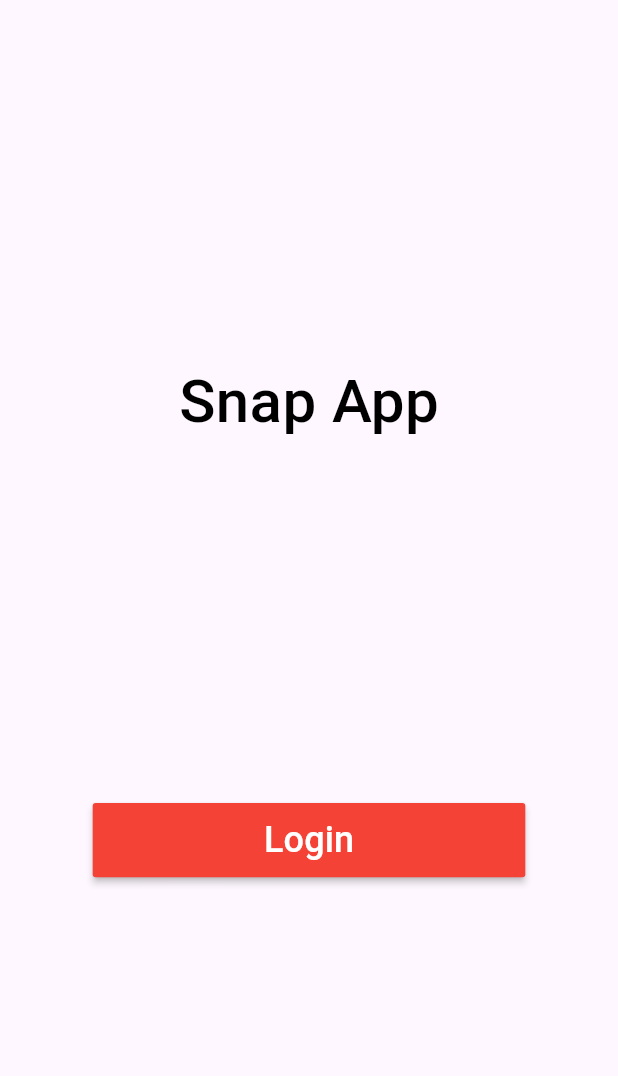
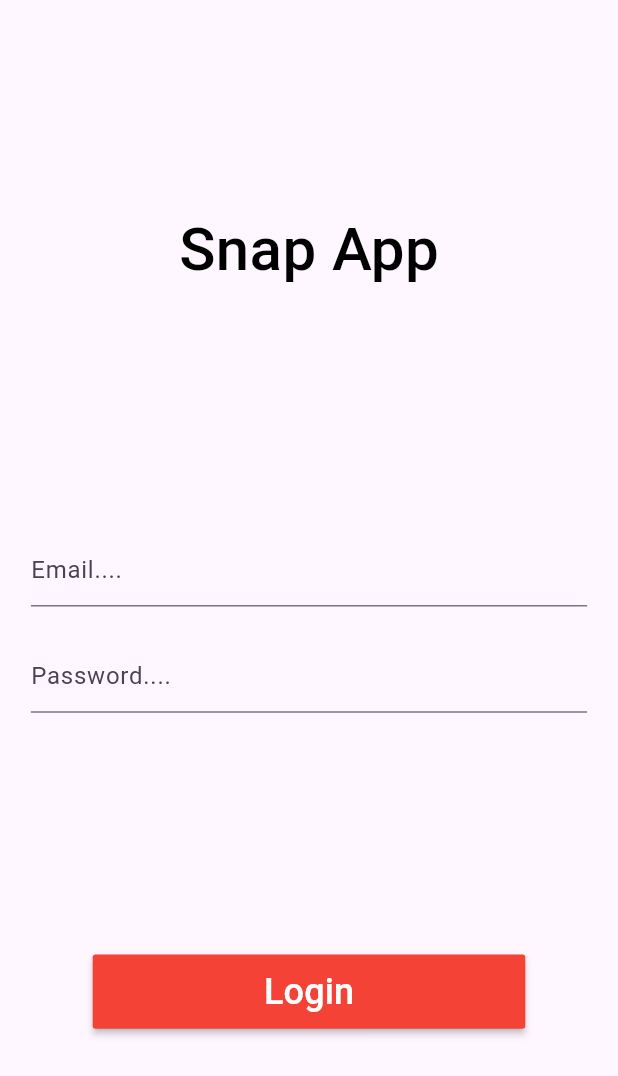
Before and after one commit to IlmanNashran/MySnap-App, a Flutter app: the screen it shows after launch, on a phone screen of 412 x 824 dp. Shown: the top 1076 px of the screen. Run offline on Flutter 3.47's test engine with Material 2 defaults, Android fonts, the phone set to English and light mode, and no system bars.

Commit message:
create form email and password

```diff
--- a/lib/pages/login_page.dart
+++ b/lib/pages/login_page.dart
@@ -9,6 +9,12 @@
 
 class _LoginPageState extends State<LoginPage> {
   double? _deviceWidth, _deviceHeight;
+
+  final GlobalKey<FormState> _loginFormKey =
+      GlobalKey<FormState>(); //create variable for form  name "_loginFormKey"
+
+  String? _email;
+  String? _password;
 
   @override
   Widget build(BuildContext context) {
@@ -25,6 +31,7 @@
               crossAxisAlignment: CrossAxisAlignment.center,
               children: [
                 _titleWidget(),
+                _loginForm(),
                 _loginButton(),
               ],
             ),
@@ -43,7 +50,7 @@
     );
   }
 
- //fucntion for showing button login
+  //fucntion for showing button login
   Widget _loginButton() {
     return MaterialButton(
       onPressed: () {},
@@ -57,4 +64,53 @@
       ),
     );
   }
+
+  Widget _loginForm() {
+    return Container(
+      height: _deviceHeight! * 0.20,
+      child: Form(
+        key: _loginFormKey,
+        child: Column(
+          mainAxisAlignment: MainAxisAlignment.spaceEvenly,
+          mainAxisSize: MainAxisSize.max,
+          crossAxisAlignment: CrossAxisAlignment.center,
+          children: [
+            _emailTextField(),
+            _passwordTextField(),
+          ],
+        ),
+      ),
+    );
+  }
+
+  Widget _emailTextField() {
+    return TextFormField(
+      decoration: const InputDecoration(hintText: "Email...."),
+      onSaved: (_value) {
+        setState(() {
+          _email = _value;
+        });
+      },
+      validator: (_value) {
+        bool _result = _value!.contains(
+          RegExp(r'^[\w-\.]+@([\w-]+\.)+[\w-]{2,4}$'),
+        );
+        _result ? null : "Please enter a valid email";
+      },
+    );
+  }
+
+  Widget _passwordTextField() {
+    return TextFormField(
+      obscureText: true,
+      decoration: const InputDecoration(hintText: "Password...."),
+      onSaved: (_value) {
+        setState(() {
+          _email = _value;
+        });
+      },
+      validator: (_value) =>
+          _value!.length > 6 ? null : "Please enter a valid password",
+    );
+  }
 }
```
